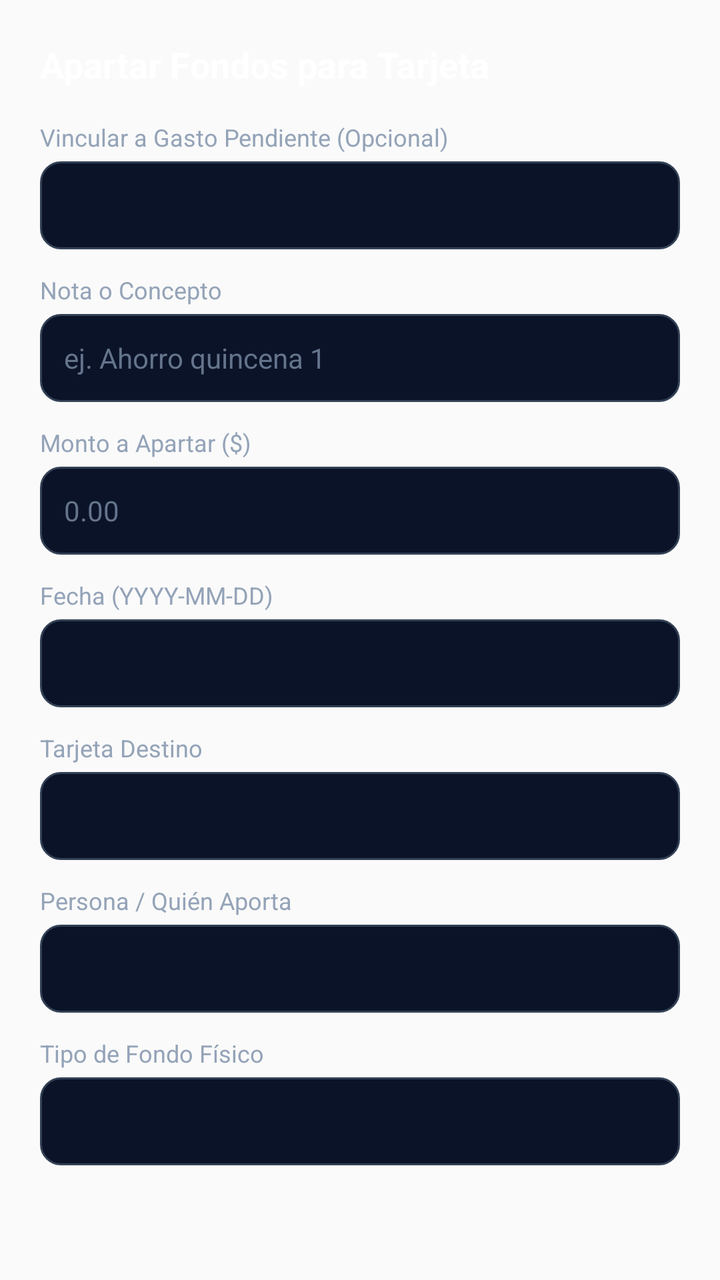
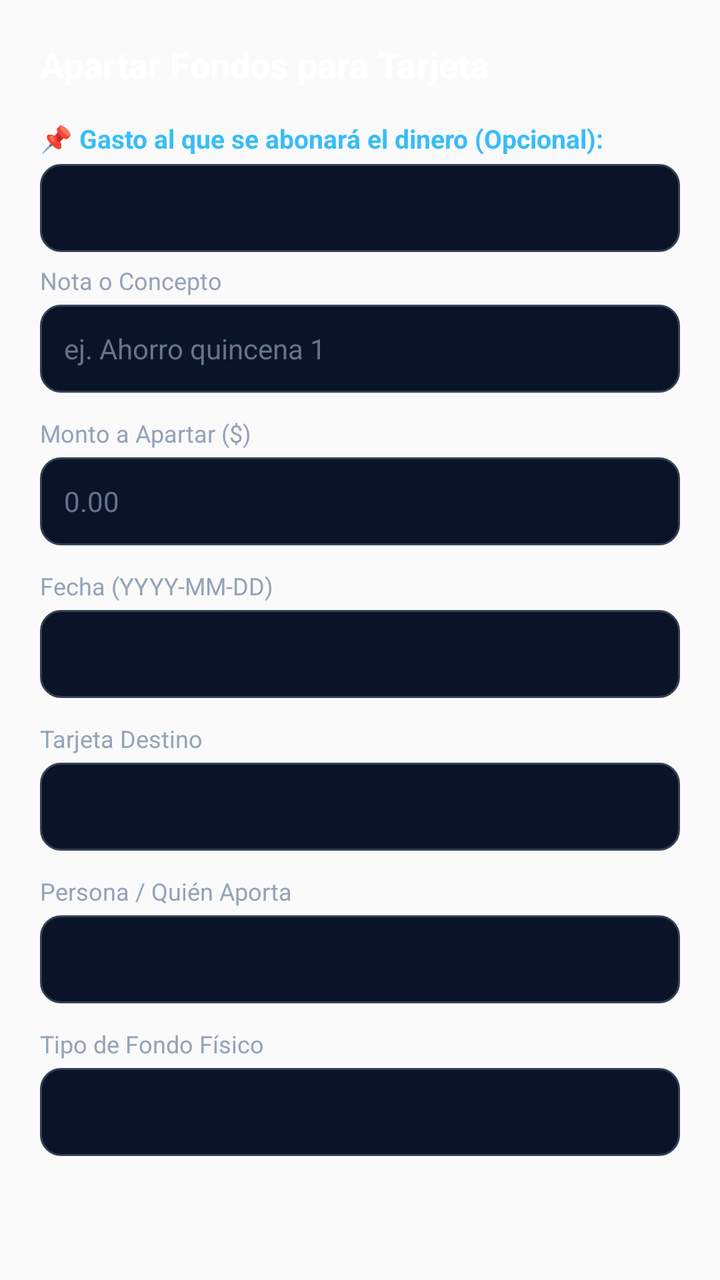

Compare the two renders of this Android layout. The source of the first and the diff that turns it into the second are given below.
<!-- AndroidManifest.xml: application theme AppTheme -->
<!-- res/layout/dialog_set_aside.xml -->
<?xml version="1.0" encoding="utf-8"?>
<LinearLayout xmlns:android="http://schemas.android.com/apk/res/android"
    android:layout_width="match_parent"
    android:layout_height="wrap_content"
    android:orientation="vertical"
    android:background="@android:color/transparent"
    android:padding="20dp">

    <TextView
        android:layout_width="wrap_content"
        android:layout_height="wrap_content"
        android:text="Apartar Fondos para Tarjeta"
        android:textColor="#ffffff"
        android:textSize="18sp"
        android:textStyle="bold"
        android:layout_marginBottom="16dp" />

    <TextView
        android:id="@+id/tv_sa_movement_label"
        android:layout_width="wrap_content"
        android:layout_height="wrap_content"
        android:text="Vincular a Gasto Pendiente (Opcional)"
        android:textColor="#94a3b8"
        android:textSize="12sp"
        android:layout_marginBottom="4dp" />

    <Spinner
        android:id="@+id/spinner_sa_movement"
        android:layout_width="match_parent"
        android:layout_height="44dp"
        android:background="@drawable/bg_input_field"
        android:layout_marginBottom="12dp" />

    <TextView
        android:layout_width="wrap_content"
        android:layout_height="wrap_content"
        android:text="Nota o Concepto"
        android:textColor="#94a3b8"
        android:textSize="12sp"
        android:layout_marginBottom="4dp" />

    <EditText
        android:id="@+id/et_sa_note"
        android:layout_width="match_parent"
        android:layout_height="44dp"
        android:background="@drawable/bg_input_field"
        android:hint="ej. Ahorro quincena 1"
        android:textColor="#ffffff"
        android:textColorHint="#64748b"
        android:paddingHorizontal="12dp"
        android:textSize="14sp"
        android:layout_marginBottom="12dp" />

    <TextView
        android:layout_width="wrap_content"
        android:layout_height="wrap_content"
        android:text="Monto a Apartar ($)"
        android:textColor="#94a3b8"
        android:textSize="12sp"
        android:layout_marginBottom="4dp" />

    <EditText
        android:id="@+id/et_sa_amount"
        android:layout_width="match_parent"
        android:layout_height="44dp"
        android:background="@drawable/bg_input_field"
        android:hint="0.00"
        android:textColor="#ffffff"
        android:textColorHint="#64748b"
        android:inputType="numberDecimal"
        android:paddingHorizontal="12dp"
        android:textSize="14sp"
        android:layout_marginBottom="12dp" />

    <TextView
        android:layout_width="wrap_content"
        android:layout_height="wrap_content"
        android:text="Fecha (YYYY-MM-DD)"
        android:textColor="#94a3b8"
        android:textSize="12sp"
        android:layout_marginBottom="4dp" />

    <EditText
        android:id="@+id/et_sa_date"
        android:layout_width="match_parent"
        android:layout_height="44dp"
        android:background="@drawable/bg_input_field"
        android:textColor="#ffffff"
        android:textColorHint="#64748b"
        android:paddingHorizontal="12dp"
        android:textSize="14sp"
        android:layout_marginBottom="12dp" />

    <TextView
        android:layout_width="wrap_content"
        android:layout_height="wrap_content"
        android:text="Tarjeta Destino"
        android:textColor="#94a3b8"
        android:textSize="12sp"
        android:layout_marginBottom="4dp" />

    <Spinner
        android:id="@+id/spinner_sa_card"
        android:layout_width="match_parent"
        android:layout_height="44dp"
        android:background="@drawable/bg_input_field"
        android:layout_marginBottom="12dp" />

    <TextView
        android:layout_width="wrap_content"
        android:layout_height="wrap_content"
        android:text="Persona / Quién Aporta"
        android:textColor="#94a3b8"
        android:textSize="12sp"
        android:layout_marginBottom="4dp" />

    <Spinner
        android:id="@+id/spinner_sa_person"
        android:layout_width="match_parent"
        android:layout_height="44dp"
        android:background="@drawable/bg_input_field"
        android:layout_marginBottom="12dp" />

    <TextView
        android:layout_width="wrap_content"
        android:layout_height="wrap_content"
        android:text="Tipo de Fondo Físico"
        android:textColor="#94a3b8"
        android:textSize="12sp"
        android:layout_marginBottom="4dp" />

    <Spinner
        android:id="@+id/spinner_sa_fund_type"
        android:layout_width="match_parent"
        android:layout_height="44dp"
        android:background="@drawable/bg_input_field" />

</LinearLayout>
<!-- resources referenced by this layout -->
<resources>
  <!-- drawable bg_input_field (drawable) -->
  <?xml version="1.0" encoding="utf-8"?>
  <shape xmlns:android="http://schemas.android.com/apk/res/android"
      android:shape="rectangle">
      <solid android:color="#0b1329" />
      <corners android:radius="10dp" />
      <stroke android:width="1dp" android:color="#334155" />
  </shape>
  <style name="AppTheme" parent="Theme.AppCompat.Light.DarkActionBar">
          
          <item name="colorPrimary">@color/colorPrimary</item>
          <item name="colorPrimaryDark">@color/colorPrimaryDark</item>
          <item name="colorAccent">@color/colorAccent</item>
      </style>
  <color name="colorPrimary">#0b1329</color>
  <color name="colorPrimaryDark">#070d1d</color>
  <color name="colorAccent">#38bdf8</color>
</resources>

<!-- the commit's change to res/layout/dialog_set_aside.xml (unified diff, before → after) -->
@@ -19,9 +19,10 @@
         android:id="@+id/tv_sa_movement_label"
         android:layout_width="wrap_content"
         android:layout_height="wrap_content"
-        android:text="Vincular a Gasto Pendiente (Opcional)"
-        android:textColor="#94a3b8"
-        android:textSize="12sp"
+        android:text="📌 Gasto al que se abonará el dinero (Opcional):"
+        android:textColor="#38bdf8"
+        android:textSize="13sp"
+        android:textStyle="bold"
         android:layout_marginBottom="4dp" />
 
     <Spinner
@@ -29,6 +30,16 @@
         android:layout_width="match_parent"
         android:layout_height="44dp"
         android:background="@drawable/bg_input_field"
+        android:layout_marginBottom="6dp" />
+
+    <TextView
+        android:id="@+id/tv_sa_movement_info"
+        android:layout_width="match_parent"
+        android:layout_height="wrap_content"
+        android:text=""
+        android:textColor="#a7f3d0"
+        android:textSize="12sp"
+        android:visibility="gone"
         android:layout_marginBottom="12dp" />
 
     <TextView
